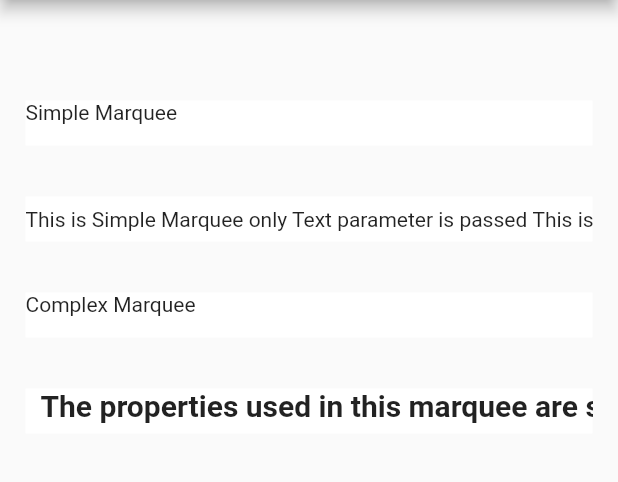
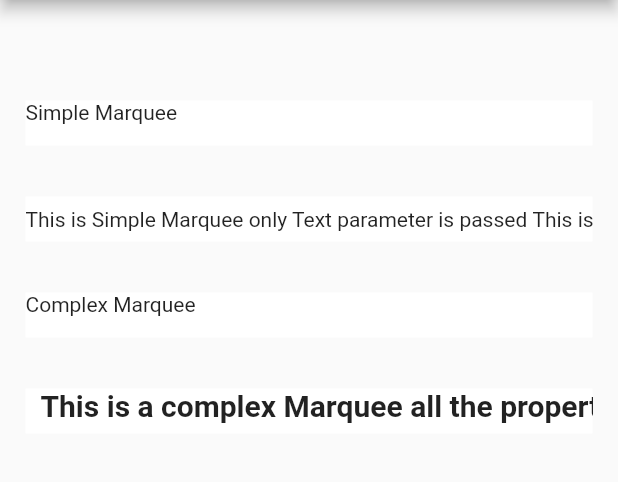
Before and after one commit to azharmarmu/tp_article, a Flutter app: the screen it shows after launch, on a phone screen of 412 x 824 dp, the part 84-566 px from its top. Run offline on Flutter 3.47's test engine with Material 2 defaults, Android fonts, the phone set to English and light mode, and no system bars; drawn by our look-alikes of marquee.

Commit message:
text_edited

```diff
--- a/lib/home_page.dart
+++ b/lib/home_page.dart
@@ -28,12 +28,12 @@ class HomePage extends StatelessWidget {
   }
   Widget myMarquee(){
     return Marquee(
-      text: 'The properties used in this marquee are style, scrollAxis, crossAxisAlignment, blankspace, velocity, pauseAfterRound,startPadding, accelerationCurve, accelerationDuration, decelerationCurve',
+      text: 'This is a complex Marquee all the properties are used',
       style: const TextStyle(fontSize: 20,fontWeight: FontWeight.bold),
       scrollAxis: Axis.horizontal,
       crossAxisAlignment: CrossAxisAlignment.start,
       blankSpace: 20.0,
-      velocity: 50.0,
+      velocity: 70.0,
       pauseAfterRound: const Duration(seconds: 1),
       startPadding:10.0,
       accelerationCurve: Curves.linear,
```
Also changed, not shown: pubspec.lock.
